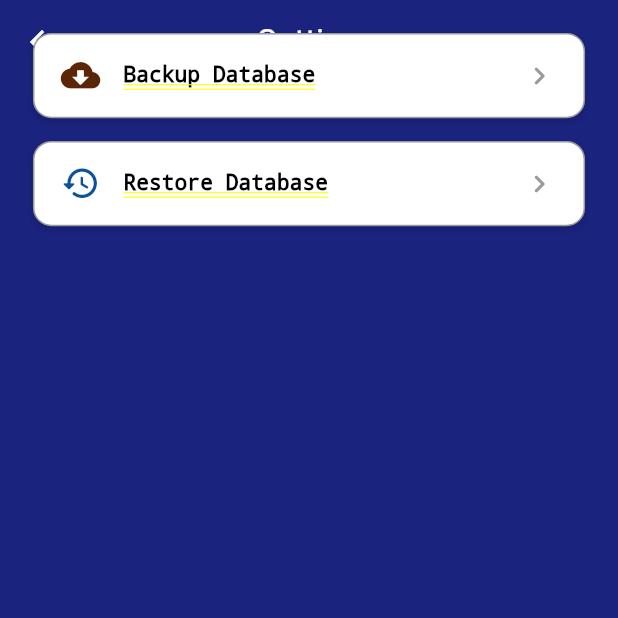
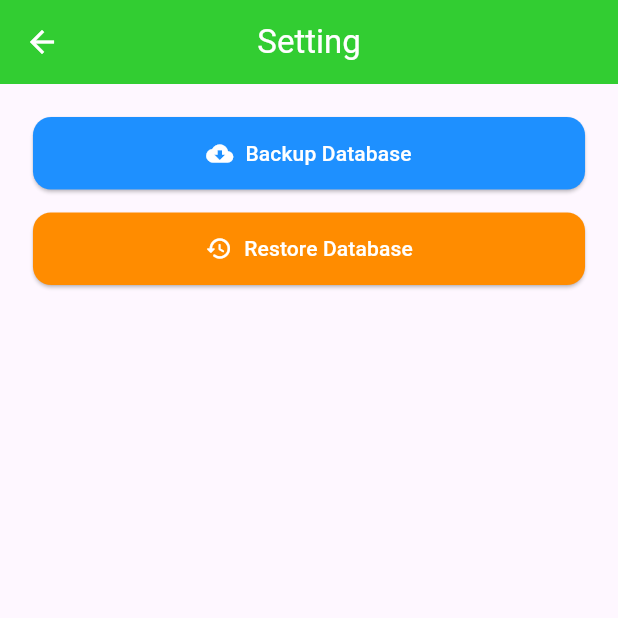
Before and after one commit to Mabot17/arta_krama, a Flutter app: the SettingView screen opened by its route, after a tap on "Backup Database", on a phone screen of 412 x 824 dp, the top half of it. Run offline on Flutter 3.47's test engine with Material 3 defaults, Android fonts, the phone set to English and light mode, and no system bars; our stand-ins replace file_picker, flutter_screenutil, flutter_svg, get, get_storage, google_fonts and 2 more; accounts and stored records are empty.

Commit message:
Tambahan backup dan restore database

```diff
--- /dev/null
+++ b/lib/modules/kas_masuk/kas_masuk_module.dart
@@ -0,0 +1,21 @@
+import 'package:get/get.dart';
+import 'package:arta_krama/modules/kas_masuk/views/kas_masuk_view.dart';
+import 'package:arta_krama/modules/kas_masuk/views/kas_masuk_form_view.dart';
+import 'package:arta_krama/modules/kas_masuk/controllers/kas_masuk_controller.dart';
+import 'package:arta_krama/routes/app_routes_constant.dart';
+
+class KasMasukModule {
+  static final routes = [
+    GetPage(
+      name: AppRoutesConstants.kasMasuk, // ← sesuaikan nama route
+      page: () => KasMasukView(),
+      binding: BindingsBuilder(() {
+        Get.put(KasMasukController());
+      }),
+    ),
+    GetPage(
+      name: AppRoutesConstants.kasMasukForm,
+      page: () => KasMasukFormView(), // ← form add/edit
+    ),
+  ];
+}
--- a/lib/modules/setting/controllers/setting_controller.dart
+++ b/lib/modules/setting/controllers/setting_controller.dart
@@ -4,44 +4,42 @@ import 'package:arta_krama/core/utils/database_helper.dart'; // Import StorageSe
 import 'package:arta_krama/widgets/widget_snackbar.dart';
 import 'package:file_picker/file_picker.dart';
 import 'package:path_provider/path_provider.dart';
+import 'package:permission_handler/permission_handler.dart';
 
 class SettingController {
   final StorageService _storage = StorageService();
 
   Future<void> backupDatabaseToDownload() async {
-    // Mendapatkan path database yang disimpan di aplikasi
+    // Cek izin penyimpanan
+    if (!await Permission.storage.request().isGranted) {
+      WidgetSnackbar.danger("Gagal", "Izin akses penyimpanan ditolak.");
+      return;
+    }
+
+    // Ambil path file database
     final dbPath = await _storage.read('offline_db_path') ?? '';
     if (dbPath.isEmpty) {
       WidgetSnackbar.danger("Gagal", "Path database tidak ditemukan!");
       return;
     }
 
-    // Mendapatkan path folder Download pada penyimpanan eksternal
-    final downloadDir = Directory('/storage/emulated/0/Download');
-    if (!await downloadDir.exists()) {
-      await downloadDir.create(
-        recursive: true,
-      ); // Membuat folder Download jika belum ada
-    }
+    try {
+      // Ambil folder Download via path umum
+      final downloadsDir = Directory('/storage/emulated/0/Download');
+      if (!await downloadsDir.exists()) {
+        await downloadsDir.create(recursive: true);
+      }
 
-    final filename = dbPath.split('/').last;
-    final destinationPath = '${downloadDir.path}/$filename';
+      final filename = dbPath.split('/').last;
+      final destinationPath = '${downloadsDir.path}/$filename';
 
-    // Menyalin file ke folder Download
-    final sourceFile = File(dbPath);
-    // final destinationFile = File(destinationPath);
+      final sourceFile = File(dbPath);
+      await sourceFile.copy(destinationPath);
 
-    try {
-      await sourceFile.copy(destinationPath);
-      WidgetSnackbar.success(
-        "Sukses",
-        "Data berhasil di backup, silahkan cek folder download",
-      );
+      WidgetSnackbar.success("Sukses", "Data berhasil di-backup ke folder Download.");
     } catch (e) {
-      WidgetSnackbar.danger(
-        "Gagal",
-        "Gagal memindahkan file ke folder Download.",
-      );
+      print("Backup error: $e");
+      WidgetSnackbar.danger("Gagal", "Gagal memindahkan file ke folder Download.");
     }
   }
 
--- a/lib/modules/setting/views/setting_view.dart
+++ b/lib/modules/setting/views/setting_view.dart
@@ -1,44 +1,19 @@
 import 'package:flutter/material.dart';
-import 'package:flutter/services.dart';
-import 'package:arta_krama/core/constant/colors_theme.dart';
-import 'package:arta_krama/core/utils/layout_extension.dart';
+import 'package:get/get.dart';
+import 'package:flutter_screenutil/flutter_screenutil.dart';
+import 'package:arta_krama/modules/setting/controllers/setting_controller.dart';
 import 'package:arta_krama/widgets/widget_appbar.dart';
-import 'package:flutter_screenutil/flutter_screenutil.dart';
-import '../controllers/setting_controller.dart'; // Import SettingController
 
-class SettingView extends StatefulWidget {
-  const SettingView({super.key});
-
-  @override
-  State<SettingView> createState() => _SettingViewState();
-}
-
-class _SettingViewState extends State<SettingView> {
-  final SettingController _controller =
-      SettingController(); // Inisialisasi SettingController
-
-  @override
-  void initState() {
-    super.initState();
-    initConstructor();
-  }
-
-  void initConstructor() {
-    LayoutExtension.navigationColor(
-      ColorsTheme.white,
-      ColorsTheme.primaryDarkBrown,
-    );
-  }
+class SettingView extends StatelessWidget {
+  final SettingController _controller = Get.find<SettingController>();
 
   @override
   Widget build(BuildContext context) {
-    return AnnotatedRegion<SystemUiOverlayStyle>(
-      value: SystemUiOverlayStyle(statusBarColor: ColorsTheme.transparent),
-      child: Container(
-        color: ColorsTheme.grey10,
-        child: Stack(
+    return Scaffold(
+      body: SafeArea(
+        child: Column(
           children: [
-            WidgetAppBar(title: "Setting"),
+            const WidgetAppBar(title: "Setting"),
             Expanded(
               child: Padding(
                 padding: EdgeInsets.all(20.w),
@@ -46,24 +21,20 @@ class _SettingViewState extends State<SettingView> {
                   crossAxisAlignment: CrossAxisAlignment.stretch,
                   children: [
                     _settingButton(
-                      icon:
-                          Icons
-                              .cloud_download_rounded, // Backup Database
+                      icon: Icons.cloud_download_rounded,
                       title: "Backup Database",
-                      color: ColorsTheme.primaryDarkBrown,
+                      color: Color(0xFF1E90FF), // Biru
                       onTap: () {
-                        _controller.backupDatabaseToDownload(); // Memanggil fungsi backup di controller
+                        _controller.backupDatabaseToDownload();
                       },
                     ),
                     SizedBox(height: 15.h),
                     _settingButton(
-                      icon: Icons.restore_rounded, // Restore Database
+                      icon: Icons.restore_rounded,
                       title: "Restore Database",
-                      color: ColorsTheme.textEndUser,
-                      onTap: () async {
-                        // Memanggil fungsi restore dari controller
+                      color: Color(0xFFFF8C00), // Oranye
+                      onTap: () {
                         _controller.restoreDatabaseFromLocal();
-                        // ignore: avoid_print
                       },
                     ),
                   ],
@@ -79,43 +50,17 @@ class _SettingViewState extends State<SettingView> {
   Widget _settingButton({
     required IconData icon,
     required String title,
+    required Color color,
     required VoidCallback onTap,
-    required Color color,
   }) {
-    return InkWell(
-      onTap: onTap,
-      borderRadius: BorderRadius.circular(12.r),
-      child: Container(
-        padding: EdgeInsets.symmetric(horizontal: 16.w, vertical: 14.h),
-        decoration: BoxDecoration(
-          color: ColorsTheme.white,
-          borderRadius: BorderRadius.circular(12.r),
-          border: Border.all(color: ColorsTheme.grey40),
-          boxShadow: [
-            BoxShadow(
-              color: Colors.black12,
-              blurRadius: 3,
-              offset: Offset(0, 2),
-            ),
-          ],
-        ),
-        child: Row(
-          children: [
-            Icon(icon, color: color, size: 26.sp),
-            SizedBox(width: 14.w),
-            Expanded(
-              child: Text(
-                title,
-                style: TextStyle(
-                  fontSize: 14.sp,
-                  fontWeight: FontWeight.w600,
-                  color: ColorsTheme.black,
-                ),
-              ),
-            ),
-            Icon(Icons.chevron_right_rounded, color: ColorsTheme.grey40),
-          ],
-        ),
+    return ElevatedButton.icon(
+      onPressed: onTap,
+      icon: Icon(icon, color: Colors.white),
+      label: Text(title, style: const TextStyle(color: Colors.white)),
+      style: ElevatedButton.styleFrom(
+        backgroundColor: color,
+        padding: EdgeInsets.symmetric(vertical: 14.h),
+        shape: RoundedRectangleBorder(borderRadius: BorderRadius.circular(12.r)),
       ),
     );
   }
--- a/lib/routes/app_routes.dart
+++ b/lib/routes/app_routes.dart
@@ -3,6 +3,7 @@ import 'package:arta_krama/modules/auth/login/auth_login_module.dart';
 import 'package:arta_krama/modules/auth/register/auth_register_module.dart';
 import 'package:arta_krama/modules/home/home_module.dart';
 import 'package:arta_krama/modules/setting/setting_module.dart';
+import 'package:arta_krama/modules/kas_masuk/kas_masuk_module.dart';
 import 'package:arta_krama/modules/global/view/under_construction_view.dart';
 
 class AppRoutes {
@@ -12,7 +13,8 @@ class AppRoutes {
     ...AuthLoginModule.routes,
     ...AuthRegisterModule.routes,
     ...SettingModule.routes,
-
+    ...KasMasukModule.routes,
+    ...SettingModule.routes,
 
     // Khusus maintenance pemanggilan berbeda karena hanya view saja
     GetPage(
--- a/lib/routes/app_routes_constant.dart
+++ b/lib/routes/app_routes_constant.dart
@@ -6,6 +6,7 @@ class AppRoutesConstants {
 
   // Modul Master
   static const String kasMasuk = "/kas_masuk";
+  static const String kasMasukForm = "/kas_masuk/form_isian";
   static const String kasKeluar = "/kas_keluar";
 
   // Tambahan
--- a/lib/widgets/widget_appbar.dart
+++ b/lib/widgets/widget_appbar.dart
@@ -10,7 +10,7 @@ class WidgetAppBar extends StatelessWidget implements PreferredSizeWidget {
   const WidgetAppBar({
     Key? key,
     required this.title, // ✅ Bisa String atau Widget
-    this.backgroundColor = const Color(0xFF1A237E), // 🎨 Default ungu gelap
+    this.backgroundColor = const Color(0xFF32CD32),
     this.leading,
     this.actions,
     this.elevation,
--- a/pubspec.yaml
+++ b/pubspec.yaml
@@ -43,6 +43,7 @@ dependencies:
   sqflite: ^2.4.2
   file_picker: ^10.1.2
   flutter_native_splash: ^2.4.6
+  permission_handler: ^12.0.0+1
 
 dev_dependencies:
   flutter_test:
```
Also changed, not shown: lib/modules/auth/login/views/auth_login_view.dart (+38 -15 lines), lib/modules/kas_masuk/controllers/kas_masuk_controller.dart (added, +129 -0 lines), lib/modules/kas_masuk/models/kas_masuk_model.dart (added, +36 -0 lines), lib/modules/kas_masuk/services/kas_masuk_service.dart (added, +37 -0 lines), lib/modules/kas_masuk/views/kas_masuk_form_view.dart (added, +82 -0 lines), lib/modules/kas_masuk/views/kas_masuk_view.dart (added, +66 -0 lines), 1 other file.
